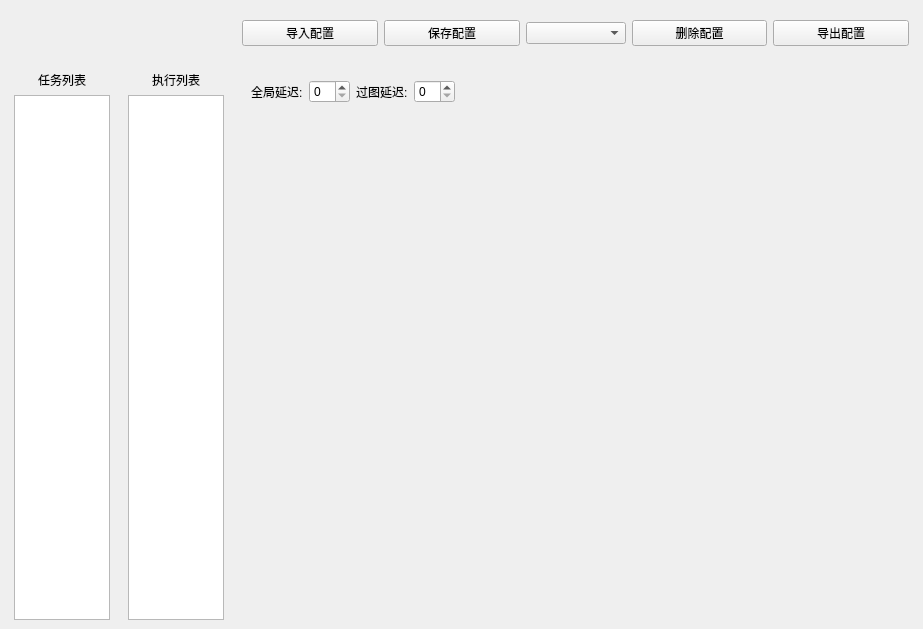
First picture: the form in ui/ScriptWindow.ui, repository Thetrint/snow-elves, before the edit.
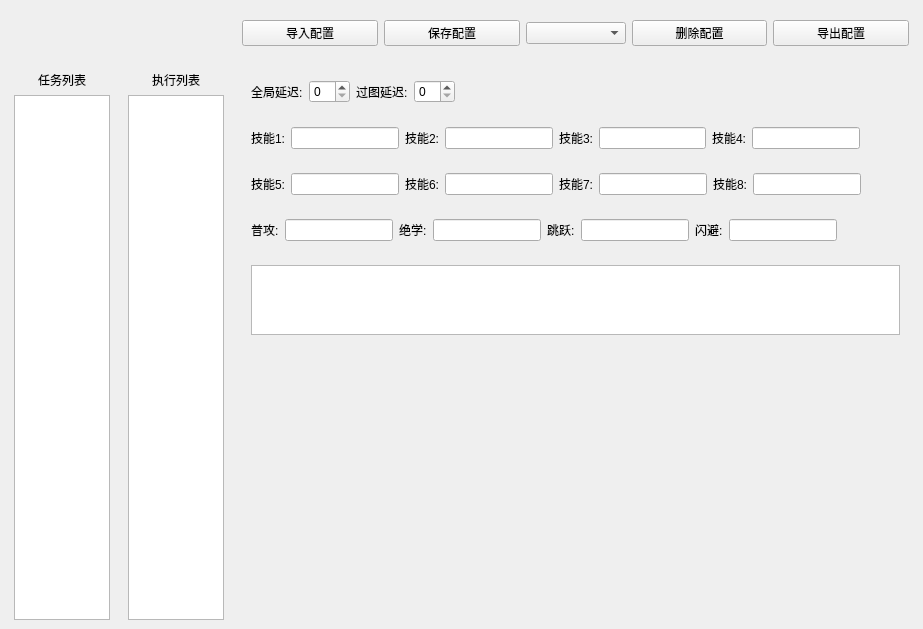
Second picture: the form after the edit. Custom widgets are drawn as their Qt base class.

What changed in the file:
```diff
--- a/ui/ScriptWindow.ui
+++ b/ui/ScriptWindow.ui
@@ -204,6 +204,312 @@
          </layout>
         </widget>
        </item>
+       <item>
+        <widget class="QWidget" name="widget_14" native="true">
+         <layout class="QHBoxLayout" name="horizontalLayout_11">
+          <item>
+           <widget class="QLabel" name="label_26">
+            <property name="sizePolicy">
+             <sizepolicy hsizetype="Preferred" vsizetype="Preferred">
+              <horstretch>0</horstretch>
+              <verstretch>0</verstretch>
+             </sizepolicy>
+            </property>
+            <property name="text">
+             <string>技能1:</string>
+            </property>
+            <property name="class" stdset="0">
+             <string>tip1</string>
+            </property>
+           </widget>
+          </item>
+          <item>
+           <widget class="CustomLineEdit" name="lineEdit_3">
+            <property name="class" stdset="0">
+             <string>kill</string>
+            </property>
+           </widget>
+          </item>
+          <item>
+           <widget class="QLabel" name="label_27">
+            <property name="text">
+             <string>技能2:</string>
+            </property>
+            <property name="class" stdset="0">
+             <string>tip1</string>
+            </property>
+           </widget>
+          </item>
+          <item>
+           <widget class="CustomLineEdit" name="lineEdit_4">
+            <property name="class" stdset="0">
+             <string>kill</string>
+            </property>
+           </widget>
+          </item>
+          <item>
+           <widget class="QLabel" name="label_29">
+            <property name="sizePolicy">
+             <sizepolicy hsizetype="Preferred" vsizetype="Preferred">
+              <horstretch>0</horstretch>
+              <verstretch>0</verstretch>
+             </sizepolicy>
+            </property>
+            <property name="text">
+             <string>技能3:</string>
+            </property>
+            <property name="class" stdset="0">
+             <string>tip1</string>
+            </property>
+           </widget>
+          </item>
+          <item>
+           <widget class="CustomLineEdit" name="lineEdit_5">
+            <property name="class" stdset="0">
+             <string>kill</string>
+            </property>
+           </widget>
+          </item>
+          <item>
+           <widget class="QLabel" name="label_28">
+            <property name="text">
+             <string>技能4:</string>
+            </property>
+            <property name="class" stdset="0">
+             <string>tip1</string>
+            </property>
+           </widget>
+          </item>
+          <item>
+           <widget class="CustomLineEdit" name="lineEdit_6">
+            <property name="class" stdset="0">
+             <string>kill</string>
+            </property>
+           </widget>
+          </item>
+          <item>
+           <spacer name="horizontalSpacer_8">
+            <property name="orientation">
+             <enum>Qt::Orientation::Horizontal</enum>
+            </property>
+            <property name="sizeHint" stdset="0">
+             <size>
+              <width>40</width>
+              <height>20</height>
+             </size>
+            </property>
+           </spacer>
+          </item>
+         </layout>
+        </widget>
+       </item>
+       <item>
+        <widget class="QWidget" name="widget_15" native="true">
+         <layout class="QHBoxLayout" name="horizontalLayout_12">
+          <item>
+           <widget class="QLabel" name="label_30">
+            <property name="sizePolicy">
+             <sizepolicy hsizetype="Preferred" vsizetype="Preferred">
+              <horstretch>0</horstretch>
+              <verstretch>0</verstretch>
+             </sizepolicy>
+            </property>
+            <property name="text">
+             <string>技能5:</string>
+            </property>
+            <property name="class" stdset="0">
+             <string>tip1</string>
+            </property>
+           </widget>
+          </item>
+          <item>
+           <widget class="CustomLineEdit" name="lineEdit_7">
+            <property name="class" stdset="0">
+             <string>kill</string>
+            </property>
+           </widget>
+          </item>
+          <item>
+           <widget class="QLabel" name="label_31">
+            <property name="text">
+             <string>技能6:</string>
+            </property>
+            <property name="class" stdset="0">
+             <string>tip1</string>
+            </property>
+           </widget>
+          </item>
+          <item>
+           <widget class="CustomLineEdit" name="lineEdit_8">
+            <property name="class" stdset="0">
+             <string>kill</string>
+            </property>
+           </widget>
+          </item>
+          <item>
+           <widget class="QLabel" name="label_33">
+            <property name="sizePolicy">
+             <sizepolicy hsizetype="Preferred" vsizetype="Preferred">
+              <horstretch>0</horstretch>
+              <verstretch>0</verstretch>
+             </sizepolicy>
+            </property>
+            <property name="text">
+             <string>技能7:</string>
+            </property>
+            <property name="class" stdset="0">
+             <string>tip1</string>
+            </property>
+           </widget>
+          </item>
+          <item>
+           <widget class="CustomLineEdit" name="lineEdit_9">
+            <property name="class" stdset="0">
+             <string>kill</string>
+            </property>
+           </widget>
+          </item>
+          <item>
+           <widget class="QLabel" name="label_32">
+            <property name="text">
+             <string>技能8:</string>
+            </property>
+            <property name="class" stdset="0">
+             <string>tip1</string>
+            </property>
+           </widget>
+          </item>
+          <item>
+           <widget class="CustomLineEdit" name="lineEdit_10">
+            <property name="class" stdset="0">
+             <string>kill</string>
+            </property>
+           </widget>
+          </item>
+          <item>
+           <spacer name="horizontalSpacer_9">
+            <property name="orientation">
+             <enum>Qt::Orientation::Horizontal</enum>
+            </property>
+            <property name="sizeHint" stdset="0">
+             <size>
+              <width>18</width>
+              <height>20</height>
+             </size>
+            </property>
+           </spacer>
+          </item>
+         </layout>
+        </widget>
+       </item>
+       <item>
+        <widget class="QWidget" name="widget_16" native="true">
+         <layout class="QHBoxLayout" name="horizontalLayout_13">
+          <item>
+           <widget class="QLabel" name="label_34">
+            <property name="sizePolicy">
+             <sizepolicy hsizetype="Preferred" vsizetype="Preferred">
+              <horstretch>0</horstretch>
+              <verstretch>0</verstretch>
+             </sizepolicy>
+            </property>
+            <property name="text">
+             <string>普攻:</string>
+            </property>
+            <property name="class" stdset="0">
+             <string>tip1</string>
+            </property>
+           </widget>
+          </item>
+          <item>
+           <widget class="CustomLineEdit" name="lineEdit_11">
+            <property name="class" stdset="0">
+             <string>kill</string>
+            </property>
+           </widget>
+          </item>
+          <item>
+           <widget class="QLabel" name="label_35">
+            <property name="text">
+             <string>绝学:</string>
+            </property>
+            <property name="class" stdset="0">
+             <string>tip1</string>
+            </property>
+           </widget>
+          </item>
+          <item>
+           <widget class="CustomLineEdit" name="lineEdit_12">
+            <property name="class" stdset="0">
+             <string>kill</string>
+            </property>
+           </widget>
+          </item>
+          <item>
+           <widget class="QLabel" name="label_36">
+            <property name="sizePolicy">
+             <sizepolicy hsizetype="Preferred" vsizetype="Preferred">
+              <horstretch>0</horstretch>
+              <verstretch>0</verstretch>
+             </sizepolicy>
+            </property>
+            <property name="text">
+             <string>跳跃:</string>
+            </property>
+            <property name="class" stdset="0">
+             <string>tip1</string>
+            </property>
+           </widget>
+          </item>
+          <item>
+           <widget class="CustomLineEdit" name="lineEdit_13">
+            <property name="class" stdset="0">
+             <string>kill</string>
+            </property>
+           </widget>
+          </item>
+          <item>
+           <widget class="QLabel" name="label_37">
+            <property name="text">
+             <string>闪避:</string>
+            </property>
+            <property name="class" stdset="0">
+             <string>tip1</string>
+            </property>
+           </widget>
+          </item>
+          <item>
+           <widget class="CustomLineEdit" name="lineEdit_14">
+            <property name="class" stdset="0">
+             <string>kill</string>
+            </property>
+           </widget>
+          </item>
+          <item>
+           <spacer name="horizontalSpacer_10">
+            <property name="orientation">
+             <enum>Qt::Orientation::Horizontal</enum>
+            </property>
+            <property name="sizeHint" stdset="0">
+             <size>
+              <width>40</width>
+              <height>20</height>
+             </size>
+            </property>
+           </spacer>
+          </item>
+         </layout>
+        </widget>
+       </item>
+       <item>
+        <widget class="QWidget" name="widget_17" native="true">
+         <layout class="QHBoxLayout" name="horizontalLayout_14">
+          <item>
+           <widget class="QTextEdit" name="textEdit"/>
+          </item>
+         </layout>
+        </widget>
+       </item>
        <item>
         <spacer name="verticalSpacer_7">
          <property name="orientation">
@@ -1116,6 +1422,13 @@
    </item>
   </layout>
  </widget>
+ <customwidgets>
+  <customwidget>
+   <class>CustomLineEdit</class>
+   <extends>QLineEdit</extends>
+   <header location="global">QtUtils/CustomLineEdit.h</header>
+  </customwidget>
+ </customwidgets>
  <resources/>
  <connections/>
 </ui>
```
